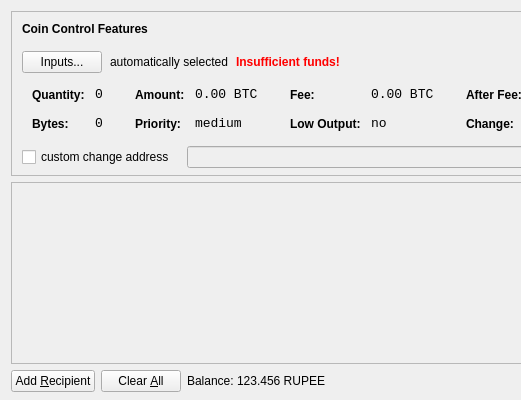
Before: the Qt Designer form src/qt/forms/sendcoinsdialog.ui in bitcoinblockholes/RUPEE, drawn with Qt 5; both pictures show x 0 to 521 and y 0 to 400 of the 850 by 400 pixel window.
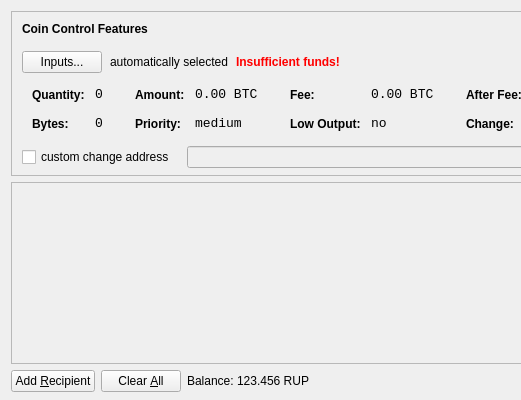
After: the same form once the commit is applied. Icons and pictures are not drawn.

What changed in the file:
```diff
--- a/src/qt/forms/sendcoinsdialog.ui
+++ b/src/qt/forms/sendcoinsdialog.ui
@@ -720,7 +720,7 @@
           <cursorShape>IBeamCursor</cursorShape>
          </property>
          <property name="text">
-          <string>123.456 RUPEE</string>
+          <string>123.456 RUP</string>
          </property>
          <property name="textInteractionFlags">
           <set>Qt::LinksAccessibleByMouse|Qt::TextSelectableByKeyboard|Qt::TextSelectableByMouse</set>
```
